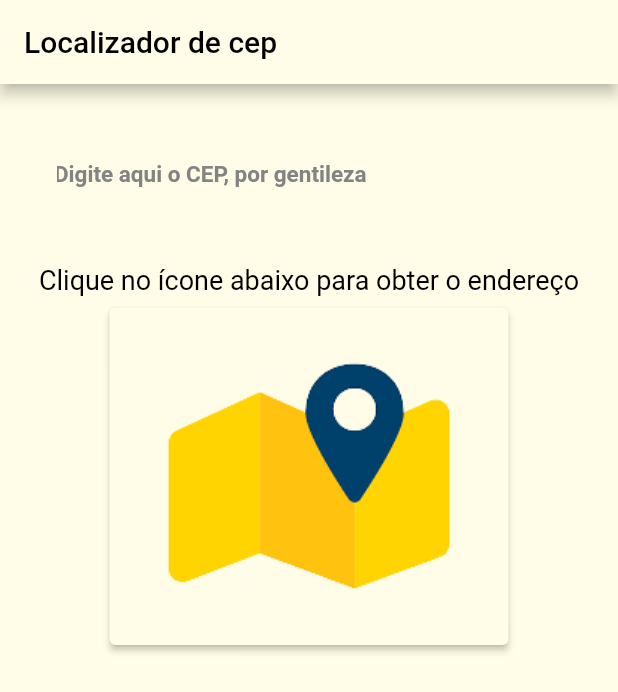
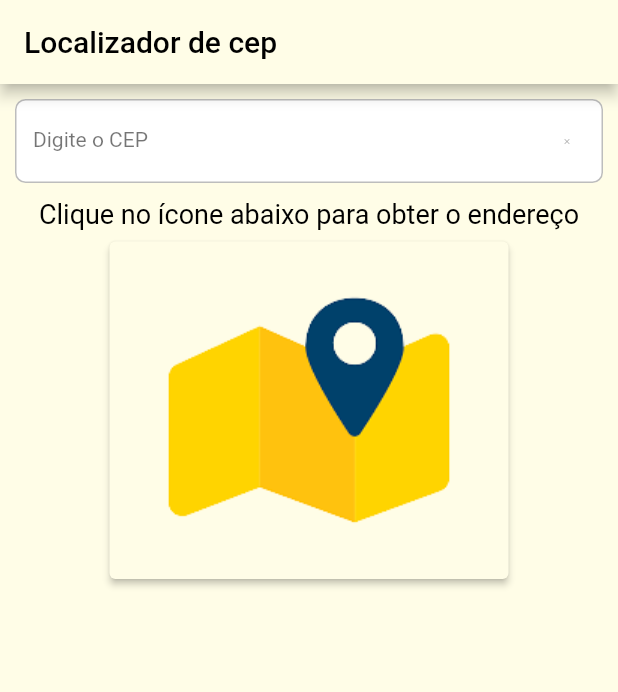
Before and after one commit to wladyband/via_cep_Flutter, a Flutter app: the screen it shows after launch, on a phone screen of 412 x 824 dp. Shown: the top 692 px of the screen. Run offline on Flutter 3.47's test engine with Material 2 defaults, Android fonts, the light colour scheme and no system bars; our stand-ins replace dio, get; missing offline and left inert: via_cep_flutter.

Commit message:
atualizando o textBox onde o usuário vai digitar o CEP

```diff
--- a/lib/core/color/AppColor.dart
+++ b/lib/core/color/AppColor.dart
@@ -1,3 +1,4 @@
+import 'package:cep/core/color/hex_color.dart';
 import 'package:flutter/material.dart';
 
 class AppColors {
--- /dev/null
+++ b/lib/core/ui/app_field.dart
@@ -0,0 +1,67 @@
+import 'package:cep/core/color/AppColor.dart';
+import 'package:cep/core/color/hex_color.dart';
+import 'package:flutter/material.dart';
+
+class AppField extends StatefulWidget {
+  final String? label;
+  final TextEditingController? controller;
+  final bool obscured;
+  final EdgeInsets pad;
+  final void Function(String)? onChanged;
+  final String? Function(String?)? validation;
+
+  const AppField(
+      {Key? key,
+      this.label,
+      this.onChanged,
+      EdgeInsets? padding,
+      this.controller,
+      this.obscured = false,
+      this.validation})
+      : pad = padding ?? const EdgeInsets.all(10),
+        super(key: key);
+
+  @override
+  State<AppField> createState() => _AppFieldState();
+}
+
+class _AppFieldState extends State<AppField> {
+  @override
+  Widget build(BuildContext context) {
+    return Padding(
+      padding: widget.pad,
+      child: TextFormField(
+        onChanged: widget.onChanged,
+        style: const TextStyle(
+          color: Colors.black,
+          fontSize: 14,
+        ),
+        autovalidateMode: AutovalidateMode.onUserInteraction,
+        validator: widget.validation,
+        controller: widget.controller,
+        obscureText: widget.obscured,
+        decoration: InputDecoration(
+          labelText: widget.label,
+          labelStyle: const TextStyle(
+            color: Colors.black54,
+          ),
+          hintStyle: const TextStyle(fontSize: 13),
+          focusedBorder: const OutlineInputBorder(
+            borderRadius: BorderRadius.all(Radius.circular(6.0)),
+            borderSide: BorderSide(color: Colors.indigoAccent),
+          ),
+          enabledBorder: const OutlineInputBorder(
+            borderRadius: BorderRadius.all(Radius.circular(7.0)),
+            borderSide: BorderSide(color: Colors.black26),
+          ),
+          suffixIcon: IconButton(
+            icon: const Icon(Icons.close, size: 6),
+            onPressed: () => widget.controller?.clear(),
+          ),
+          filled: true,
+          fillColor: Colors.white,
+        ),
+      ),
+    );
+  }
+}
--- a/lib/module/home_page.dart
+++ b/lib/module/home_page.dart
@@ -2,6 +2,7 @@ import 'package:cep/core/color/AppColor.dart';
 
 import 'package:cep/core/config/app_images.dart';
 import 'package:cep/module/home_controller.dart';
+import 'package:cep/core/ui/app_field.dart';
 import 'package:flutter/cupertino.dart';
 import 'package:flutter/material.dart';
 import 'package:get/get.dart';
@@ -41,28 +42,14 @@ class _HomePageState extends State<HomePage> {
             mainAxisAlignment: MainAxisAlignment.start,
             crossAxisAlignment: CrossAxisAlignment.center,
             children: [
-              Padding(
-                padding: const EdgeInsets.all(36.0),
-                child: TextField(
-                  autofocus: true,
-                  controller: textController,
-                  onChanged: controller.onZipCepChanged,
-                  style: const TextStyle(color: Colors.black),
-                  decoration: InputDecoration(
-                    hintText: 'Digite aqui o CEP, por gentileza',
-                    hintStyle: const TextStyle(
-                      color: AppColors.grey,
-                      fontSize: 15,
-                      fontWeight: FontWeight.bold,
-                    ),
-                  ),
-                ),
+              AppField(
+                label: "Digite o CEP",
+                controller: textController,
+                onChanged: controller.onZipCepChanged,
               ),
-              Text("Clique no ícone abaixo para obter o endereço",
-                style: TextStyle(
-                  fontSize: 18,
-                  color: Colors.black
-                ),
+              Text(
+                "Clique no ícone abaixo para obter o endereço",
+                style: TextStyle(fontSize: 18, color: Colors.black),
               ),
               Padding(
                 padding: const EdgeInsets.all(8.0),
@@ -74,21 +61,9 @@ class _HomePageState extends State<HomePage> {
                       zipCodeLocated =
                           await readAddressByCep(controller.zipCep!);
 
-                      if(zipCodeLocated.isEmpty){
-
-                          Get.snackbar(
-                            'CEP inválido',
-                            '',
-                            colorText: Colors.blueGrey,
-                            margin: EdgeInsets.only(top: 220),
-                            forwardAnimationCurve: Curves.easeOutBack,
-                          );
-
-                      }
+                      Validation();
 
                       if (zipCodeLocated.isEmpty) return;
-
-                      print(" valor ${zipCodeLocated}");
 
                       setState(() {
                         textController.text = '';
@@ -133,4 +108,16 @@ class _HomePageState extends State<HomePage> {
       ),
     );
   }
+
+  void Validation() {
+    if (zipCodeLocated.isEmpty) {
+      Get.snackbar(
+        'CEP inválido',
+        '',
+        colorText: Colors.blueGrey,
+        margin: EdgeInsets.only(top: 220),
+        forwardAnimationCurve: Curves.easeOutBack,
+      );
+    }
+  }
 }
```
